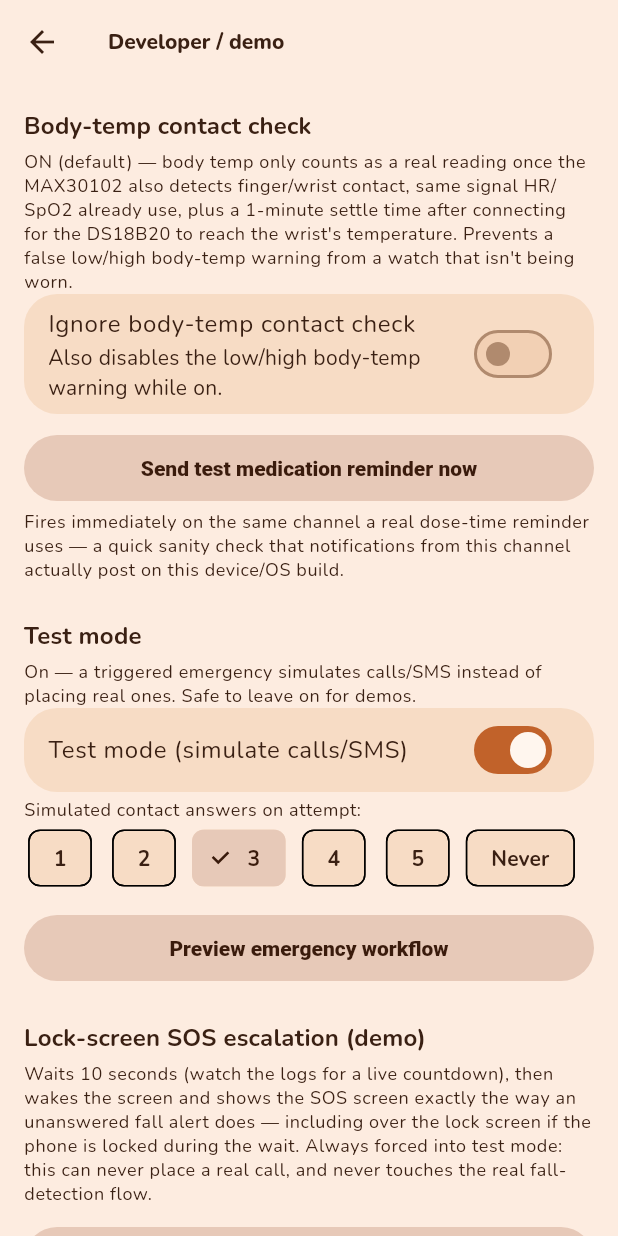
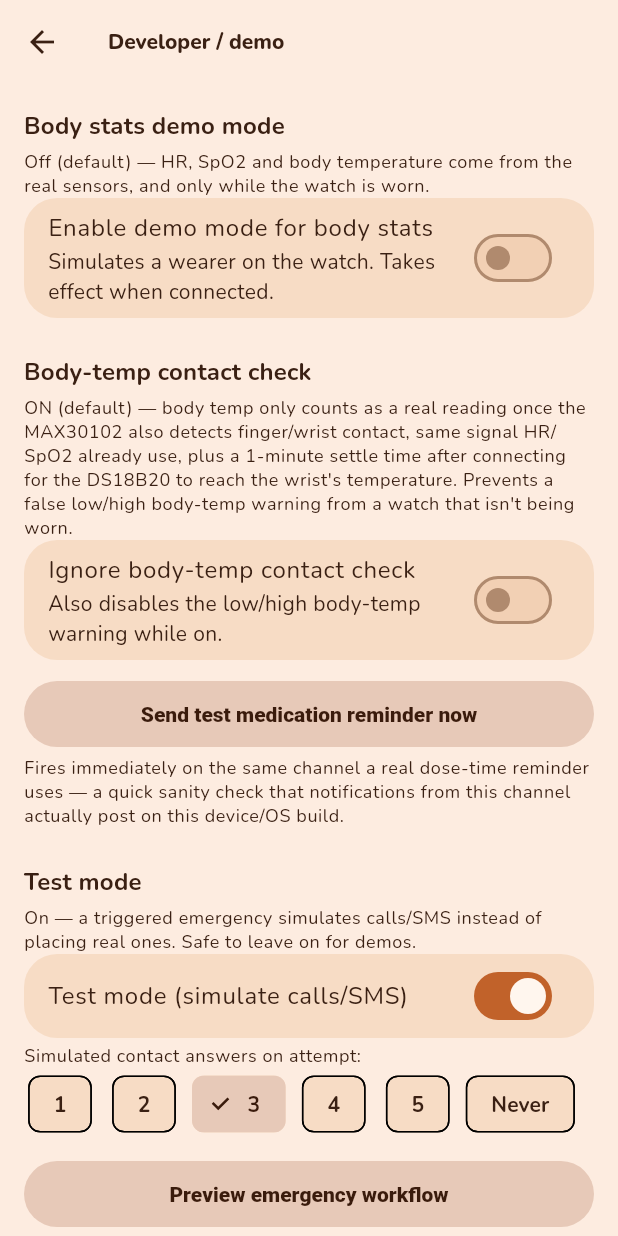
Before and after one commit to kaixenberg/foreverfit-foreverband, a Flutter app: the DeveloperDemoScreen screen opened directly, on a phone screen of 412 x 824 dp. Run offline on Flutter 3.47's test engine with Material 3 defaults, Android fonts, the phone set to English and light mode, and no system bars; our stand-ins replace audioplayers, connectivity_plus, file_picker, fl_chart, flutter_blue_plus, flutter_contacts and 12 more; missing offline and left inert: flutter_displaymode, flutter_foreground_task, flutter_gemma, flutter_gemma_litertlm, flutter_litert, flutter_map_cache and 5 more; accounts and stored records are empty.

Commit message:
Add a body stats demo mode toggle that simulates a wearer
Settings > Developer / demo > "Enable demo mode for body stats" sets
WatchSettings.bodyStatsDemoMode, sent as a new 9th byte of the watch
settings packet. While on, the firmware reports skin contact and streams
a healthy HR (64-82 bpm), SpO2 (96-99%) and body temp (36.4-37.0 C) that
random-walk once a second, with the PPG settling/saturated flags
suppressed. The real PPG pipeline keeps draining the FIFO underneath,
and turning the mode off clears the simulated values immediately.

The firmware still accepts the older 8-byte packet (demo off), and older
firmware ignores the extra byte. README and ARCHITECTURE updated.

Co-Authored-By: Claude Opus 5.5 <noreply@anthropic.com>

```diff
--- a/app/health_companion/lib/ble/protocol.dart
+++ b/app/health_companion/lib/ble/protocol.dart
@@ -55,10 +55,14 @@ class HealthCompanionProtocol {
   /// index — must stay in the same order there); uint8 showSeconds(0/1);
   /// uint8 ignoreBodyTempContactCheck(0/1) — developer/demo override, see
   /// WatchSettings.ignoreBodyTempContactCheck and health_companion.ino's
-  /// WatchSettingsPacket for what it does on the firmware side.
+  /// WatchSettingsPacket for what it does on the firmware side; uint8
+  /// bodyStatsDemoMode(0/1) — simulated wearer, see
+  /// WatchSettings.bodyStatsDemoMode. Firmware older than that last byte
+  /// just ignores it (it only reads the first 8), and newer firmware
+  /// treats a missing 9th byte as off.
   /// Pushed on connect and again whenever a setting changes while
   /// connected — see BleService.syncWatchSettings().
-  static const int watchSettingsPacketLength = 8;
+  static const int watchSettingsPacketLength = 9;
 
   static List<int> buildWatchSettingsPacket(WatchSettings settings) {
     final data = ByteData(watchSettingsPacketLength);
@@ -69,6 +73,7 @@ class HealthCompanionProtocol {
     data.setUint8(5, settings.dateFormat.index);
     data.setUint8(6, settings.showSeconds ? 1 : 0);
     data.setUint8(7, settings.ignoreBodyTempContactCheck ? 1 : 0);
+    data.setUint8(8, settings.bodyStatsDemoMode ? 1 : 0);
     return data.buffer.asUint8List();
   }
 
--- a/app/health_companion/lib/models/watch_settings.dart
+++ b/app/health_companion/lib/models/watch_settings.dart
@@ -51,6 +51,13 @@ class WatchSettings {
   /// trusting an unverified reading — see dashboard_screen.dart.
   final bool ignoreBodyTempContactCheck;
 
+  /// Developer/demo toggle: the wearable simulates a wearer — reports skin
+  /// contact plus a healthy, slowly varying HR/SpO2/body temp that it
+  /// generates itself instead of reading its sensors, and streams them as
+  /// normal vitals. For demos without anyone wearing the band. Off by
+  /// default; see health_companion.ino's applyDummyVitalsIfEnabled().
+  final bool bodyStatsDemoMode;
+
   const WatchSettings({
     required this.selectedFace,
     required this.autoCycleEnabled,
@@ -59,6 +66,7 @@ class WatchSettings {
     required this.dateFormat,
     required this.showSeconds,
     required this.ignoreBodyTempContactCheck,
+    required this.bodyStatsDemoMode,
   });
 
   static const defaults = WatchSettings(
@@ -69,6 +77,7 @@ class WatchSettings {
     dateFormat: WatchDateFormat.weekdayShortWithYear,
     showSeconds: false,
     ignoreBodyTempContactCheck: false,
+    bodyStatsDemoMode: false,
   );
 
   WatchSettings copyWith({
@@ -79,6 +88,7 @@ class WatchSettings {
     WatchDateFormat? dateFormat,
     bool? showSeconds,
     bool? ignoreBodyTempContactCheck,
+    bool? bodyStatsDemoMode,
   }) =>
       WatchSettings(
         selectedFace: selectedFace ?? this.selectedFace,
@@ -90,5 +100,6 @@ class WatchSettings {
         showSeconds: showSeconds ?? this.showSeconds,
         ignoreBodyTempContactCheck:
             ignoreBodyTempContactCheck ?? this.ignoreBodyTempContactCheck,
+        bodyStatsDemoMode: bodyStatsDemoMode ?? this.bodyStatsDemoMode,
       );
 }
--- a/app/health_companion/lib/screens/settings/developer_demo_screen.dart
+++ b/app/health_companion/lib/screens/settings/developer_demo_screen.dart
@@ -54,6 +54,13 @@ class DeveloperDemoScreen extends StatelessWidget {
     await context.read<BleService>().syncWatchSettings();
   }
 
+  Future<void> _setBodyStatsDemoMode(BuildContext context, bool value) async {
+    final store = context.read<WatchSettingsStore>();
+    await store.update(store.settings.copyWith(bodyStatsDemoMode: value));
+    if (!context.mounted) return;
+    await context.read<BleService>().syncWatchSettings();
+  }
+
   @override
   Widget build(BuildContext context) {
     final contactStore = context.watch<EmergencyContactStore>();
@@ -65,6 +72,32 @@ class DeveloperDemoScreen extends StatelessWidget {
       body: ListView(
         padding: const EdgeInsets.all(16),
         children: [
+          Text('Body stats demo mode',
+              style: Theme.of(context).textTheme.titleMedium),
+          const SizedBox(height: 4),
+          Text(
+            watchSettings.bodyStatsDemoMode
+                ? 'On — the watch behaves as if someone is wearing it: it '
+                    'reports skin contact and streams a healthy heart rate, '
+                    'SpO2 and body temperature that it generates itself. '
+                    'These simulated values are shown and saved to history '
+                    'like real readings.'
+                : 'Off (default) — HR, SpO2 and body temperature come from '
+                    'the real sensors, and only while the watch is worn.',
+            style: Theme.of(context).textTheme.bodySmall?.copyWith(
+                  color: watchSettings.bodyStatsDemoMode
+                      ? Theme.of(context).colorScheme.error
+                      : null,
+                ),
+          ),
+          SwitchListTile(
+            title: const Text('Enable demo mode for body stats'),
+            subtitle: const Text(
+                'Simulates a wearer on the watch. Takes effect when connected.'),
+            value: watchSettings.bodyStatsDemoMode,
+            onChanged: (value) => _setBodyStatsDemoMode(context, value),
+          ),
+          const SizedBox(height: 24),
           Text('Body-temp contact check',
               style: Theme.of(context).textTheme.titleMedium),
           const SizedBox(height: 4),
--- a/app/health_companion/lib/storage/watch_settings_store.dart
+++ b/app/health_companion/lib/storage/watch_settings_store.dart
@@ -37,6 +37,7 @@ class WatchSettingsStore extends ChangeNotifier {
       showSeconds: saved['showSeconds'] as bool? ?? false,
       ignoreBodyTempContactCheck:
           saved['ignoreBodyTempContactCheck'] as bool? ?? false,
+      bodyStatsDemoMode: saved['bodyStatsDemoMode'] as bool? ?? false,
     );
   }
 
@@ -54,6 +55,7 @@ class WatchSettingsStore extends ChangeNotifier {
       'dateFormat': settings.dateFormat.name,
       'showSeconds': settings.showSeconds,
       'ignoreBodyTempContactCheck': settings.ignoreBodyTempContactCheck,
+      'bodyStatsDemoMode': settings.bodyStatsDemoMode,
     });
     notifyListeners();
   }
```
Also changed, not shown: 4 other files.
